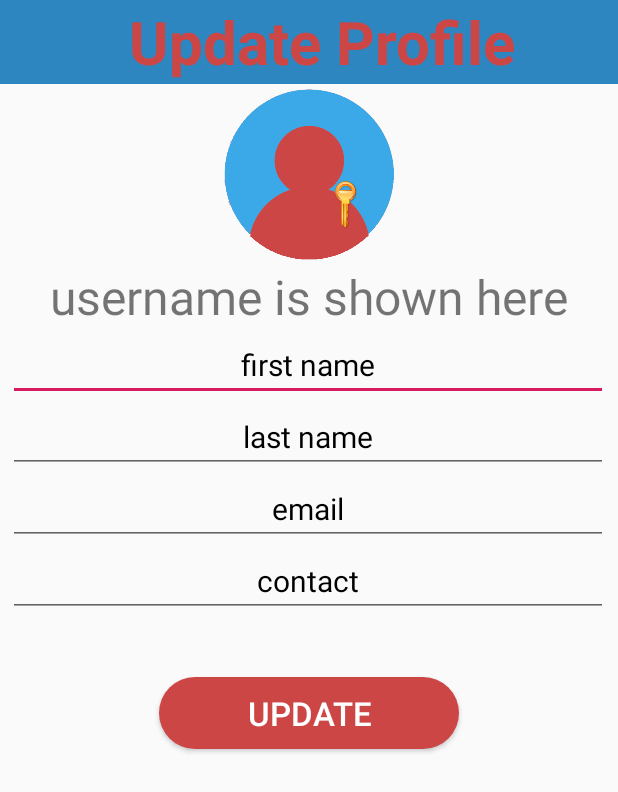
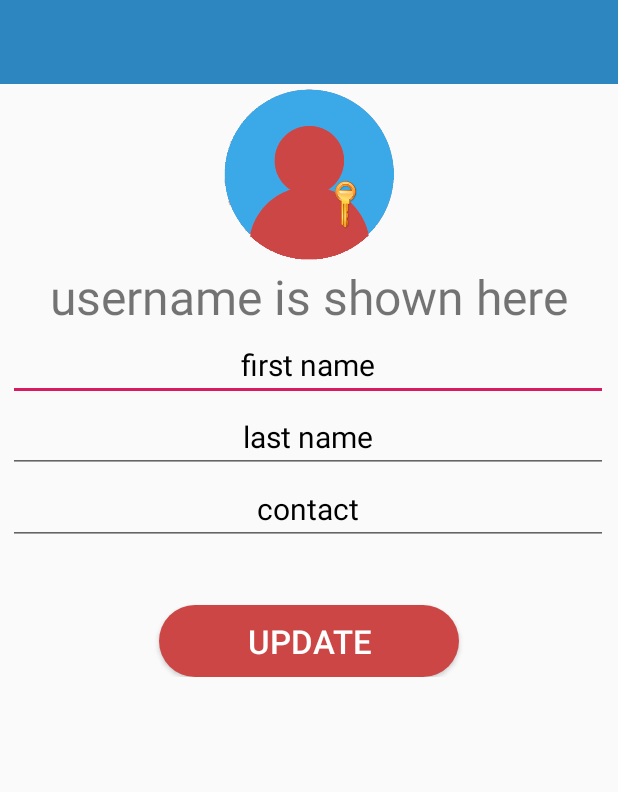
Before and after one commit to bishesu/tobikal, an Android app: the Profile screen opened directly, with no data from a screen before it, on a phone screen of 412 x 824 dp. Shown: the top 792 px of the screen. Run offline under Robolectric (Android 15) with nearby library versions, the phone set to English and light mode, and no system bars; 3 statements that could not run were skipped.

Commit message:
final push

```diff
--- a/app/src/main/AndroidManifest.xml
+++ b/app/src/main/AndroidManifest.xml
@@ -8,7 +8,7 @@
 
     <application
         android:allowBackup="true"
-        android:icon="@mipmap/ic_launcher"
+        android:icon="@drawable/about"
         android:label="@string/app_name"
         android:roundIcon="@mipmap/ic_launcher_round"
         android:supportsRtl="true"
@@ -16,7 +16,6 @@
         android:usesCleartextTraffic="true">
         <activity android:name=".Aboutus"></activity>
         <activity android:name=".AfterclickingImage" />
-        <activity android:name=".Updateprofile" />
         <activity android:name=".Uploadimage" />
         <activity android:name=".Profile" />
         <activity android:name=".LoginRegister" />
--- a/app/src/main/java/com/example/androidassignment/APIs/LoginRegisterApi.java
+++ b/app/src/main/java/com/example/androidassignment/APIs/LoginRegisterApi.java
@@ -9,6 +9,7 @@ import retrofit2.http.Body;
 import retrofit2.http.Field;
 import retrofit2.http.FormUrlEncoded;
 import retrofit2.http.POST;
+import retrofit2.http.Path;
 
 public interface LoginRegisterApi {
     @FormUrlEncoded
@@ -19,5 +20,8 @@ public interface LoginRegisterApi {
     @POST("/login")
     Call<Token> getUser (@Field("username") String username, @Field("password") String password);
 
+    @FormUrlEncoded
+    @POST("updateprofile/{id}")
+    Call<Void> updateProfile(@Path("id") String id,@Body UserModel userModel);
 
 }
--- a/app/src/main/java/com/example/androidassignment/Profile.java
+++ b/app/src/main/java/com/example/androidassignment/Profile.java
@@ -14,15 +14,18 @@ import android.util.Log;
 import android.view.MenuItem;
 import android.view.View;
 import android.widget.Button;
+import android.widget.EditText;
 import android.widget.ImageView;
 import android.widget.TextView;
 import android.widget.Toast;
 import android.widget.Toolbar;
 
 import com.example.androidassignment.APIs.GetImage;
+import com.example.androidassignment.APIs.LoginRegisterApi;
 import com.example.androidassignment.Adapter.ProfileGalleryAdapter;
 import com.example.androidassignment.Model.Cell;
 import com.example.androidassignment.Model.Token;
+import com.example.androidassignment.Model.UserModel;
 import com.example.androidassignment.Model.UserResponse;
 
 import java.util.List;
@@ -33,22 +36,23 @@ import retrofit2.Response;
 import retrofit2.Retrofit;
 import retrofit2.converter.gson.GsonConverterFactory;
 
-public class Profile extends AppCompatActivity  {
+public class Profile extends AppCompatActivity implements View.OnClickListener {
 //    NavigationView navigationView;
 //    MenuItem menuItem1;
 //    MenuItem menuItem2;
 
 private RecyclerView recyclerView;
  TextView username;
- TextView email;
- TextView contact;
- TextView lastname;
- TextView firstname;
+ EditText uid;
+ EditText contact;
+ EditText lastname;
+ EditText firstname;
 GetImage getImage;
 
 Button update;
 Cell cell;
 ImageView img;
+LoginRegisterApi loginRegisterApi;
     @Override
     protected void onCreate(Bundle savedInstanceState) {
         super.onCreate(savedInstanceState);
@@ -57,37 +61,22 @@ ImageView img;
 //        navigationView=findViewById(R.id.navigation_view);
 
 
-        username=findViewById(R.id.tvusernameprofile);
-        firstname = findViewById(R.id.firstnameupdateptrofile);
-        lastname = findViewById(R.id.lastnameupdateptrofile);
-        email=findViewById(R.id.emailupdateptrofile);
-        contact=findViewById(R.id.contactupdateptrofile);
-        update=findViewById(R.id.btnupdateuserprofile);
-//        upload.setOnClickListener(new View.OnClickListener() {
-//            @Override
-//            public void onClick(View v) {
-////               Intent intent = new Intent(Profile.this, Uploadimage.class);
-////               startActivity(intent);
-////                Toast.makeText(Profile.this, "pass", Toast.LENGTH_SHORT).show();
-//            }
-//        });
-//        update=findViewById(R.id.btnupdateprofile);
-//        update.setOnClickListener(new View.OnClickListener() {
-//            @Override
-//            public void onClick(View v) {
-//                Intent intent1 = new Intent(Profile.this, Updateprofile.class );
-//                startActivity(intent1);
-//            }
-//        });
-
-
-//        navigationView.setNavigationItemSelectedListener(this);
 
         setContentView(R.layout.activity_profile);
         SharedPreferences preferences=this.getSharedPreferences("tokenstore",0);
-        String userid=preferences.getString("userId",null);
+        String userid=preferences.getString("userId","");
+        uid.setText(userid);
         String token = preferences.getString("token","");
         Toast.makeText(Profile.this,token,Toast.LENGTH_LONG).show();
+
+        firstname = findViewById(R.id.firstnameprofile);
+        lastname = findViewById(R.id.lastnameptrofile);
+uid  = findViewById(R.id.id);
+        contact=findViewById(R.id.contactprofile);
+        update=findViewById(R.id.btnupdateprofile);
+        username=findViewById(R.id.tvusernameprofile);
+
+
 
 //        recyclerView=findViewById(R.id.gallery);
 
@@ -99,7 +88,17 @@ ImageView img;
                 if(response.isSuccessful()){
                     String name = response.body().getData().getFirstname();
                    String lname = response.body().getData().getLastname();
-                   String email = response.body().getData().getEmail();
+                   String contactw = response.body().getData().getContact();
+                   String usernamee=response.body().getData().getUsername();
+
+
+                    firstname.setText(name);
+                    lastname.setText(lname);
+                    contact.setText(contactw);
+                    username.setText(usernamee);
+
+
+
                     Toast.makeText(Profile.this,response.body().getData().getEmail(),Toast.LENGTH_LONG).show();
 
 //                   username.setText(email);
@@ -115,17 +114,51 @@ ImageView img;
             }
         });
 
-
-
     }
 
     private void instance(){
         Retrofit retrofit=new Retrofit.Builder().baseUrl("http://10.0.2.2:3000/")
                 .addConverterFactory(GsonConverterFactory.create()).build();
-        getImage=retrofit.create(GetImage.class);
+        loginRegisterApi=retrofit.create(LoginRegisterApi.class);
 
 
     }
 
+    public void updateUser(){
+        instance();
+        String id=uid.getText().toString();
+        String firstnamee=firstname.getText().toString();
+        String lastnamee=lastname.getText().toString();
+        String contactt=contact.getText().toString();
 
+
+        UserModel user=new UserModel(firstnamee,lastnamee,"","",contactt,"","","","","");
+        Call<Void> update=loginRegisterApi.updateProfile(id,user);
+        update.enqueue(new Callback<Void>() {
+            @Override
+            public void onResponse(Call<Void> call, Response<Void> response) {
+                if (response.isSuccessful()){
+                    Toast.makeText(getApplicationContext(), "User data updated successfully", Toast.LENGTH_SHORT).show();
+                }
+                else{
+                    Toast.makeText(getApplicationContext(), "Error"+String.valueOf(response.code()), Toast.LENGTH_SHORT).show();
+
+                }
+            }
+
+            @Override
+            public void onFailure(Call<Void> call, Throwable t) {
+
+            }
+        });
+
+    }
+
+
+    @Override
+    public void onClick(View v) {
+        if (v.getId()==R.id.btnupdateprofile){
+            updateUser();
+        }
+    }
 }
--- a/app/src/main/java/com/example/androidassignment/Retrofit/Url.java
+++ b/app/src/main/java/com/example/androidassignment/Retrofit/Url.java
@@ -1,6 +1,6 @@
 package com.example.androidassignment.Retrofit;
 
 public class Url {
-    public static final String Base_URL="http://192.168.1.21:3000/";
+    public static final String Base_URL="http://192.168.254.73:3000/";
 }
 ;
--- a/app/src/main/java/com/example/androidassignment/Uploadimage.java
+++ b/app/src/main/java/com/example/androidassignment/Uploadimage.java
@@ -8,6 +8,6 @@ public class Uploadimage extends AppCompatActivity {
     @Override
     protected void onCreate(Bundle savedInstanceState) {
         super.onCreate(savedInstanceState);
-        setContentView(R.layout.activity_uploadimage);
+//        setContentView(R.layout.activity_uploadimage);
     }
 }
--- a/app/src/main/res/layout/activity_afterclicking_image.xml
+++ b/app/src/main/res/layout/activity_afterclicking_image.xml
@@ -8,7 +8,7 @@
         android:id="@+id/imgviewuploadafterclick"
         android:layout_width="288dp"
         android:layout_height="250dp"
-        android:layout_below="@+id/tvupdateprofile"
+
         android:layout_alignParentStart="true"
 
         android:layout_alignParentLeft="true"
@@ -23,7 +23,7 @@
     android:id="@+id/descriptionforimageafterclick"
     android:layout_width="400dp"
     android:layout_height="wrap_content"
-    android:layout_below="@+id/tvupdateprofile"
+    android:layout_below="@+id/imgviewuploadafterclick"
     android:layout_alignParentBottom="true"
     android:layout_marginLeft="5dp"
     android:layout_marginTop="25dp"
@@ -32,7 +32,7 @@
     android:gravity="center"
     android:hint="Description"
     android:inputType="text"
-    android:textColorHint="@android:color/black"
+    android:textColor="@android:color/black"
     android:textSize="20dp" />
 
 
--- a/app/src/main/res/layout/activity_profile.xml
+++ b/app/src/main/res/layout/activity_profile.xml
@@ -1,12 +1,16 @@
 <?xml version="1.0" encoding="utf-8"?>
 
 
-<RelativeLayout xmlns:android="http://schemas.android.com/apk/res/android"
+<ScrollView xmlns:android="http://schemas.android.com/apk/res/android"
     xmlns:app="http://schemas.android.com/apk/res-auto"
     xmlns:tools="http://schemas.android.com/tools"
     android:layout_width="match_parent"
     android:layout_height="match_parent"
     tools:context=".Profile">
+    <RelativeLayout
+        android:layout_width="match_parent"
+        android:layout_height="wrap_content"
+        >
 
 
 
@@ -16,17 +20,11 @@
         android:layout_height="?attr/actionBarSize"
         android:background="@color/toolbar"
         app:theme="@style/ThemeOverlay.AppCompat.Dark.ActionBar">
-        <TextView
-            android:layout_width="match_parent"
-            android:layout_height="wrap_content"
-            android:text="Update Profile"
-            android:textSize="40dp"
-            android:id="@+id/tvupdateprofile"
-            android:textStyle="bold"
-            android:textColor="@color/combo1"
-            android:textAlignment="center"/>
 
     </android.support.v7.widget.Toolbar>
+
+
+
 
     <RelativeLayout
         android:layout_below="@+id/toolbar"
@@ -78,7 +76,7 @@
          android:hint="first name"
          android:gravity="center"
          android:textColorHint="@android:color/black"
-         android:id="@+id/firstnameupdateptrofile"
+         android:id="@+id/firstnameprofile"
          android:ems="10"
          android:inputType="text"
          android:textSize="20dp"/>
@@ -89,10 +87,26 @@
          android:layout_height="wrap_content"
          android:hint="last name"
          android:gravity="center"
-         android:layout_below="@+id/firstnameupdateptrofile"
+         android:layout_below="@+id/firstnameprofile"
 
          android:textColorHint="@android:color/black"
-         android:id="@+id/lastnameupdateptrofile"
+         android:id="@+id/lastnameptrofile"
+         android:ems="10"
+         android:inputType="text"
+         android:textSize="20dp"/>
+
+
+
+     <EditText
+         android:layout_width="400dp"
+         android:layout_marginLeft="5dp"
+         android:layout_height="wrap_content"
+         android:hint="contact"
+         android:gravity="center"
+         android:layout_below="@+id/lastnameptrofile"
+
+         android:textColorHint="@android:color/black"
+         android:id="@+id/contactprofile"
          android:ems="10"
          android:inputType="text"
          android:textSize="20dp"/>
@@ -101,35 +115,21 @@
          android:layout_width="400dp"
          android:layout_marginLeft="5dp"
          android:layout_height="wrap_content"
-         android:hint="email"
+         android:hint="id"
          android:gravity="center"
-         android:layout_below="@+id/lastnameupdateptrofile"
-
+         android:layout_below="@+id/contactprofile"
+        android:visibility = "invisible"
          android:textColorHint="@android:color/black"
-         android:id="@+id/emailupdateptrofile"
-         android:ems="10"
-         android:inputType="text"
-         android:textSize="20dp"/>
-
-     <EditText
-         android:layout_width="400dp"
-         android:layout_marginLeft="5dp"
-         android:layout_height="wrap_content"
-         android:hint="contact"
-         android:gravity="center"
-         android:layout_below="@+id/emailupdateptrofile"
-
-         android:textColorHint="@android:color/black"
-         android:id="@+id/contactupdateptrofile"
+         android:id="@+id/id"
          android:ems="10"
          android:inputType="text"
          android:textSize="20dp"/>
 
      <Button
-         android:id="@+id/btnupdateuserprofile"
+         android:id="@+id/btnupdateprofile"
          android:layout_width="200dp"
          android:layout_height="wrap_content"
-         android:layout_below="@+id/contactupdateptrofile"
+         android:layout_below="@+id/contactprofile"
          android:layout_centerHorizontal="true"
          android:layout_marginTop="40dp"
          android:background="@drawable/button_rounded"
@@ -139,11 +139,14 @@
 
 
 
+
  </RelativeLayout>
+
+    </RelativeLayout>
 
 
 
 
 
 
-</RelativeLayout>
+</ScrollView>
--- a/app/src/main/res/layout/design_index.xml
+++ b/app/src/main/res/layout/design_index.xml
@@ -10,6 +10,8 @@
         android:layout_height="250dp"
         android:layout_below="@+id/tvupdateprofile"
         android:layout_alignParentStart="true"
+        android:scaleType="centerCrop"
+
 
         android:layout_alignParentLeft="true"
         android:layout_alignParentEnd="true"
```
Also changed, not shown: app/build.gradle (+6 -1 lines), app/src/main/java/com/example/androidassignment/Adapter/ImgGalleryAdapter.java (+14 -11 lines), app/src/main/java/com/example/androidassignment/AfterclickingImage.java (+18 -1 lines), app/src/main/java/com/example/androidassignment/BusinessLogicLayer/LoginBLL.java (added, +32 -0 lines), app/src/main/java/com/example/androidassignment/Updateprofile.java (deleted, +0 -13 lines), app/src/main/res/layout/activity_updateprofile.xml (deleted, +0 -112 lines), app/src/main/res/layout/activity_uploadimage.xml (deleted, +0 -82 lines), 1 other file.
